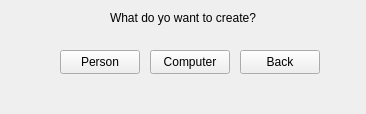
Qt form Widget/addtodb.ui (Ladanvini/VLN1-Hopur-5) before a commit.
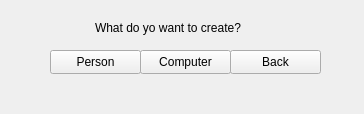
The same form after that commit.

Commit message: added Fun menu and fixed width on buttons

```diff
--- a/Widget/addtodb.ui
+++ b/Widget/addtodb.ui
@@ -6,7 +6,7 @@
    <rect>
     <x>0</x>
     <y>0</y>
-    <width>366</width>
+    <width>364</width>
     <height>114</height>
    </rect>
   </property>
@@ -16,8 +16,8 @@
   <widget class="QLabel" name="label">
    <property name="geometry">
     <rect>
-     <x>110</x>
-     <y>10</y>
+     <x>95</x>
+     <y>20</y>
      <width>201</width>
      <height>16</height>
     </rect>
@@ -29,9 +29,9 @@
   <widget class="QPushButton" name="pushButton">
    <property name="geometry">
     <rect>
-     <x>60</x>
+     <x>50</x>
      <y>50</y>
-     <width>80</width>
+     <width>91</width>
      <height>24</height>
     </rect>
    </property>
@@ -42,9 +42,9 @@
   <widget class="QPushButton" name="pushButton_2">
    <property name="geometry">
     <rect>
-     <x>150</x>
+     <x>140</x>
      <y>50</y>
-     <width>80</width>
+     <width>91</width>
      <height>24</height>
     </rect>
    </property>
@@ -55,9 +55,9 @@
   <widget class="QPushButton" name="pushButton_3">
    <property name="geometry">
     <rect>
-     <x>240</x>
+     <x>230</x>
      <y>50</y>
-     <width>80</width>
+     <width>91</width>
      <height>24</height>
     </rect>
    </property>
```
The commit also changes 6 other files.
